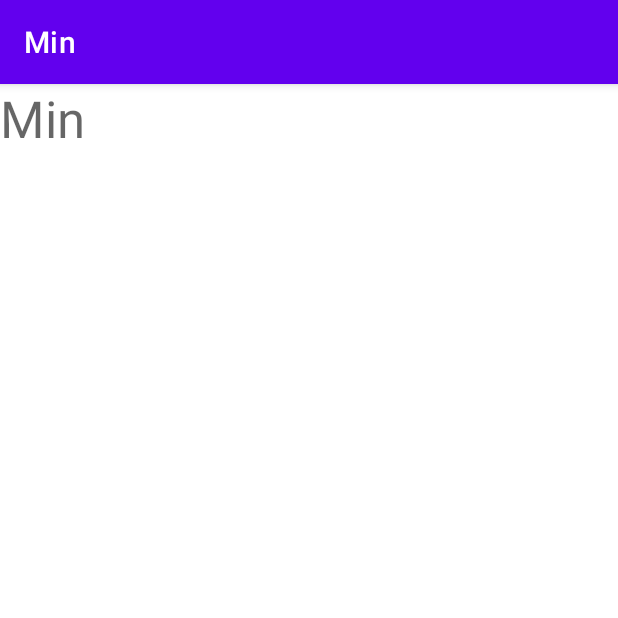
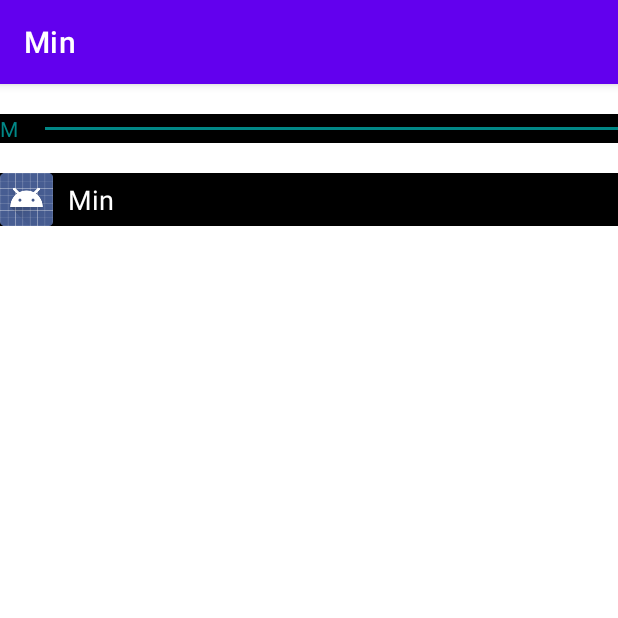
Before and after one commit to galczo5/min-launcher, an Android app: the fragment AppList shown on its own in the app's theme, on a phone screen of 412 x 824 dp, the top half of it. Run offline under Robolectric (Android 15) with nearby library versions, the phone set to English and light mode, and no system bars.

Commit message:
App list style

```diff
--- a/app/src/main/java/com/minlauncher/min/AppList.kt
+++ /dev/null
@@ -1,35 +0,0 @@
-package com.minlauncher.min
-
-import android.content.Intent
-import android.os.Bundle
-import androidx.fragment.app.Fragment
-import android.view.LayoutInflater
-import android.view.View
-import android.view.ViewGroup
-import androidx.recyclerview.widget.LinearLayoutManager
-import androidx.recyclerview.widget.RecyclerView
-
-class AppList : Fragment() {
-
-    override fun onCreateView(
-        inflater: LayoutInflater,
-        container: ViewGroup?,
-        savedInstanceState: Bundle?
-    ): View? {
-        val view = inflater.inflate(R.layout.fragment_app_list, container, false)
-
-        val packageManager = activity?.getPackageManager()
-
-        val intent = Intent(Intent.ACTION_MAIN, null)
-        intent.addCategory(Intent.CATEGORY_LAUNCHER)
-        val allApps = packageManager?.queryIntentActivities(intent, 0)
-
-        val items = allApps?.map { resolveInfo -> resolveInfo.loadLabel(packageManager).toString() }
-
-        val recyclerView = view.findViewById<RecyclerView>(R.id.appList)
-        recyclerView.layoutManager = LinearLayoutManager(context)
-        recyclerView.adapter = items?.let { AppListAdapter(it) }
-
-        return view
-    }
-}
--- a/app/src/main/java/com/minlauncher/min/AppListAdapter.kt
+++ /dev/null
@@ -1,29 +0,0 @@
-package com.minlauncher.min
-
-import android.view.LayoutInflater
-import android.view.View
-import android.view.ViewGroup
-import android.widget.TextView
-import androidx.recyclerview.widget.RecyclerView
-
-class AppListAdapter(val apps: List<String>) : RecyclerView.Adapter<AppListAdapter.ViewHolder>() {
-
-    inner class ViewHolder(view: View) : RecyclerView.ViewHolder(view) {
-        val textView = view.findViewById<TextView>(R.id.appLabel)
-    }
-
-    override fun onCreateViewHolder(parent: ViewGroup, viewType: Int): ViewHolder {
-        val view = LayoutInflater.from(parent.context)
-            .inflate(R.layout.app_list_item, parent, false)
-
-        return ViewHolder(view)
-    }
-
-    override fun getItemCount(): Int {
-        return apps.size
-    }
-
-    override fun onBindViewHolder(holder: ViewHolder, position: Int) {
-        holder.textView.text = apps[position]
-    }
-}
--- /dev/null
+++ b/app/src/main/java/com/minlauncher/min/adapters/AppListAdapter.kt
@@ -0,0 +1,65 @@
+package com.minlauncher.min.adapters
+
+import android.view.LayoutInflater
+import android.view.View
+import android.view.ViewGroup
+import android.widget.ImageView
+import android.widget.TextView
+import androidx.recyclerview.widget.RecyclerView
+import com.minlauncher.min.R
+import com.minlauncher.min.models.AppListItem
+
+class AppListAdapter(val apps: List<AppListItem>) : RecyclerView.Adapter<AppListAdapter.ViewHolder>() {
+
+    inner class ViewHolder(view: View, val viewType: Int) : RecyclerView.ViewHolder(view) {
+        var textView: TextView? = null
+        var imageView: ImageView? = null
+        var separatorLabelView: TextView? = null
+
+        init {
+            if (viewType == 0) {
+                textView = view.findViewById<TextView>(R.id.appLabel)
+                imageView = view.findViewById<ImageView>(R.id.appIcon)
+            } else {
+                separatorLabelView = view.findViewById<TextView>(R.id.appSeparatorLabel)
+            }
+        }
+    }
+
+    override fun getItemViewType(position: Int): Int {
+        val item = apps[position]
+        return if (item.separator) {
+            1;
+        } else {
+            0;
+        }
+    }
+
+    override fun onCreateViewHolder(parent: ViewGroup, viewType: Int): ViewHolder {
+        if (viewType == 0) {
+            val view = LayoutInflater.from(parent.context)
+                    .inflate(R.layout.app_list_item, parent, false)
+
+            return ViewHolder(view, viewType)
+        } else {
+            val view = LayoutInflater.from(parent.context)
+                    .inflate(R.layout.app_list_separator, parent, false)
+
+            return ViewHolder(view, viewType)
+        }
+    }
+
+    override fun getItemCount(): Int {
+        return apps.size
+    }
+
+    override fun onBindViewHolder(holder: ViewHolder, position: Int) {
+        val item = apps[position]
+        if (holder.viewType == 0) {
+            holder.textView?.text = item.label
+            holder.imageView?.setImageDrawable(item.icon)
+        } else {
+            holder.separatorLabelView?.text = item.label
+        }
+    }
+}
--- a/app/src/main/java/com/minlauncher/min/MainActivityScreensAdapter.kt
+++ b/app/src/main/java/com/minlauncher/min/adapters/MainActivityScreensAdapter.kt
@@ -1,9 +1,11 @@
-package com.minlauncher.min
+package com.minlauncher.min.adapters
 
 import androidx.fragment.app.Fragment
 import androidx.fragment.app.FragmentManager
 import androidx.lifecycle.Lifecycle
 import androidx.viewpager2.adapter.FragmentStateAdapter
+import com.minlauncher.min.fragments.AppList
+import com.minlauncher.min.fragments.Home
 
 class MainActivityScreensAdapter(fragment: FragmentManager, lifecycle: Lifecycle) : FragmentStateAdapter(fragment, lifecycle) {
 
--- /dev/null
+++ b/app/src/main/java/com/minlauncher/min/fragments/AppList.kt
@@ -0,0 +1,56 @@
+package com.minlauncher.min.fragments
+
+import android.content.Intent
+import android.graphics.drawable.ShapeDrawable
+import android.os.Bundle
+import androidx.fragment.app.Fragment
+import android.view.LayoutInflater
+import android.view.View
+import android.view.ViewGroup
+import androidx.recyclerview.widget.LinearLayoutManager
+import androidx.recyclerview.widget.RecyclerView
+import com.minlauncher.min.adapters.AppListAdapter
+import com.minlauncher.min.R
+import com.minlauncher.min.models.AppListItem
+
+class AppList : Fragment() {
+
+    override fun onCreateView(
+        inflater: LayoutInflater,
+        container: ViewGroup?,
+        savedInstanceState: Bundle?
+    ): View? {
+        val view = inflater.inflate(R.layout.fragment_app_list, container, false)
+
+        val packageManager = activity?.getPackageManager()
+
+        val intent = Intent(Intent.ACTION_MAIN, null)
+        intent.addCategory(Intent.CATEGORY_LAUNCHER)
+        val allApps = packageManager?.queryIntentActivities(intent, 0)
+
+        allApps?.sortBy { resolveInfo -> resolveInfo.loadLabel(packageManager).toString() }
+
+        val items = mutableListOf<AppListItem>()
+        var headingLetter: String? = null
+        allApps?.forEach { resolveInfo ->
+            val label = resolveInfo.loadLabel(packageManager).toString()
+            val icon = resolveInfo.loadIcon(packageManager)
+
+            val labelFirstLetter = label[0].toUpperCase().toString();
+
+            if (headingLetter != labelFirstLetter) {
+                headingLetter = labelFirstLetter;
+                items.add(AppListItem(labelFirstLetter, ShapeDrawable(), true))
+            }
+
+            val appListItem = AppListItem(label, icon, false)
+            items.add(appListItem)
+        }
+
+        val recyclerView = view.findViewById<RecyclerView>(R.id.appList)
+        recyclerView.layoutManager = LinearLayoutManager(context)
+        recyclerView.adapter = items?.let { AppListAdapter(items) }
+
+        return view
+    }
+}
--- a/app/src/main/java/com/minlauncher/min/Home.kt
+++ b/app/src/main/java/com/minlauncher/min/fragments/Home.kt
@@ -1,10 +1,11 @@
-package com.minlauncher.min
+package com.minlauncher.min.fragments
 
 import android.os.Bundle
 import androidx.fragment.app.Fragment
 import android.view.LayoutInflater
 import android.view.View
 import android.view.ViewGroup
+import com.minlauncher.min.R
 
 // TODO: Rename parameter arguments, choose names that match
 // the fragment initialization parameters, e.g. ARG_ITEM_NUMBER
--- /dev/null
+++ b/app/src/main/java/com/minlauncher/min/models/AppListItem.kt
@@ -0,0 +1,10 @@
+package com.minlauncher.min.models
+
+import android.graphics.drawable.Drawable
+
+
+class AppListItem(
+        val label: String,
+        val icon: Drawable,
+        val separator: Boolean) {
+}
--- /dev/null
+++ b/app/src/main/res/drawable/res_line.xml
@@ -0,0 +1,6 @@
+<?xml version="1.0" encoding="utf-8"?>
+<shape xmlns:android="http://schemas.android.com/apk/res/android">
+    <stroke android:width="1dp"
+        android:color="@color/teal_700"/>
+    <size android:height="2dp"/>
+</shape>
--- a/app/src/main/res/layout/activity_main.xml
+++ b/app/src/main/res/layout/activity_main.xml
@@ -5,12 +5,14 @@
     android:layout_width="match_parent"
     android:layout_height="match_parent"
     tools:context=".MainActivity"
-    android:background="@color/white">
+    android:background="@color/black">
 
     <androidx.viewpager2.widget.ViewPager2
         android:id="@+id/viewPager"
         android:layout_width="match_parent"
         android:layout_height="match_parent"
+        android:layout_marginLeft="20dp"
+        android:layout_marginRight="20dp"
         app:layout_constraintBottom_toBottomOf="parent"
         app:layout_constraintEnd_toEndOf="parent"
         app:layout_constraintHorizontal_bias="1.0"
--- a/app/src/main/res/layout/app_list_item.xml
+++ b/app/src/main/res/layout/app_list_item.xml
@@ -2,17 +2,35 @@
 <androidx.constraintlayout.widget.ConstraintLayout xmlns:android="http://schemas.android.com/apk/res/android"
     xmlns:app="http://schemas.android.com/apk/res-auto"
     android:layout_width="match_parent"
-    android:layout_height="wrap_content">
+    android:layout_height="wrap_content"
+    android:layout_marginVertical="10dp"
+    android:background="@color/black">
 
-    <TextView
-        android:id="@+id/appLabel"
+
+    <LinearLayout
         android:layout_width="match_parent"
-        android:layout_height="wrap_content"
-        android:text="Test"
-        android:textAppearance="@style/TextAppearance.AppCompat.Display1"
-        app:layout_constraintBottom_toBottomOf="parent"
-        app:layout_constraintEnd_toEndOf="parent"
-        app:layout_constraintStart_toStartOf="parent"
-        app:layout_constraintTop_toTopOf="parent" />
+        android:layout_height="match_parent"
+        android:orientation="horizontal">
+
+        <ImageView
+            android:id="@+id/appIcon"
+            android:layout_width="35dp"
+            android:layout_height="35dp"
+            android:contentDescription="@string/app_name"
+            android:src="@drawable/ic_launcher_foreground" />
+
+        <TextView
+            android:id="@+id/appLabel"
+            android:layout_width="match_parent"
+            android:layout_height="wrap_content"
+            android:layout_gravity="center"
+            android:layout_marginStart="10dp"
+            android:text="Test"
+            android:textAppearance="@style/TextAppearance.AppCompat.Medium"
+            android:textColor="@color/white" />
+
+
+    </LinearLayout>
+
 
 </androidx.constraintlayout.widget.ConstraintLayout>
--- /dev/null
+++ b/app/src/main/res/layout/app_list_separator.xml
@@ -0,0 +1,32 @@
+<?xml version="1.0" encoding="utf-8"?>
+<androidx.constraintlayout.widget.ConstraintLayout xmlns:android="http://schemas.android.com/apk/res/android"
+    xmlns:app="http://schemas.android.com/apk/res-auto"
+    xmlns:tools="http://schemas.android.com/tools"
+    android:layout_width="match_parent"
+    android:layout_height="wrap_content"
+    android:background="@color/black"
+    android:layout_marginTop="20dp"
+    android:layout_marginBottom="10dp">
+
+    <LinearLayout
+        android:layout_width="match_parent"
+        android:layout_height="match_parent"
+        android:orientation="horizontal">
+
+        <TextView
+            android:id="@+id/appSeparatorLabel"
+            android:layout_width="30dp"
+            android:layout_height="wrap_content"
+            android:textAppearance="@style/TextAppearance.AppCompat.Small"
+            android:textColor="@color/teal_700"
+            android:text="A"></TextView>
+
+        <LinearLayout
+            android:layout_width="fill_parent"
+            android:layout_height="wrap_content"
+            android:background="@drawable/res_line"
+            android:layout_gravity="center"/>
+
+    </LinearLayout>
+
+</androidx.constraintlayout.widget.ConstraintLayout>
--- a/app/src/main/res/layout/fragment_app_list.xml
+++ b/app/src/main/res/layout/fragment_app_list.xml
@@ -3,7 +3,7 @@
     xmlns:tools="http://schemas.android.com/tools"
     android:layout_width="match_parent"
     android:layout_height="match_parent"
-    tools:context=".AppList">
+    tools:context=".fragments.AppList">
 
     <androidx.recyclerview.widget.RecyclerView
         android:id="@+id/appList"
--- a/app/src/main/res/layout/fragment_home.xml
+++ b/app/src/main/res/layout/fragment_home.xml
@@ -3,7 +3,7 @@
     xmlns:tools="http://schemas.android.com/tools"
     android:layout_width="match_parent"
     android:layout_height="match_parent"
-    tools:context=".Home">
+    tools:context=".fragments.Home">
 
     <!-- TODO: Update blank fragment layout -->
     <TextView
```
Also changed, not shown: app/src/main/java/com/minlauncher/min/MainActivity.kt (+1 -7 lines).
